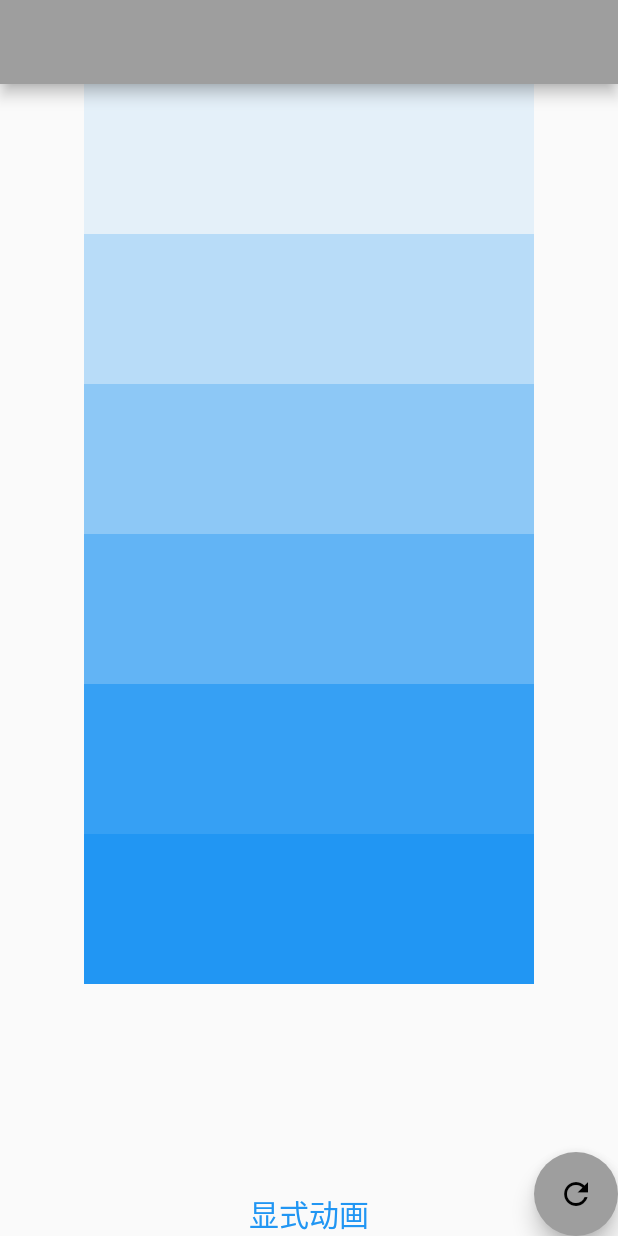
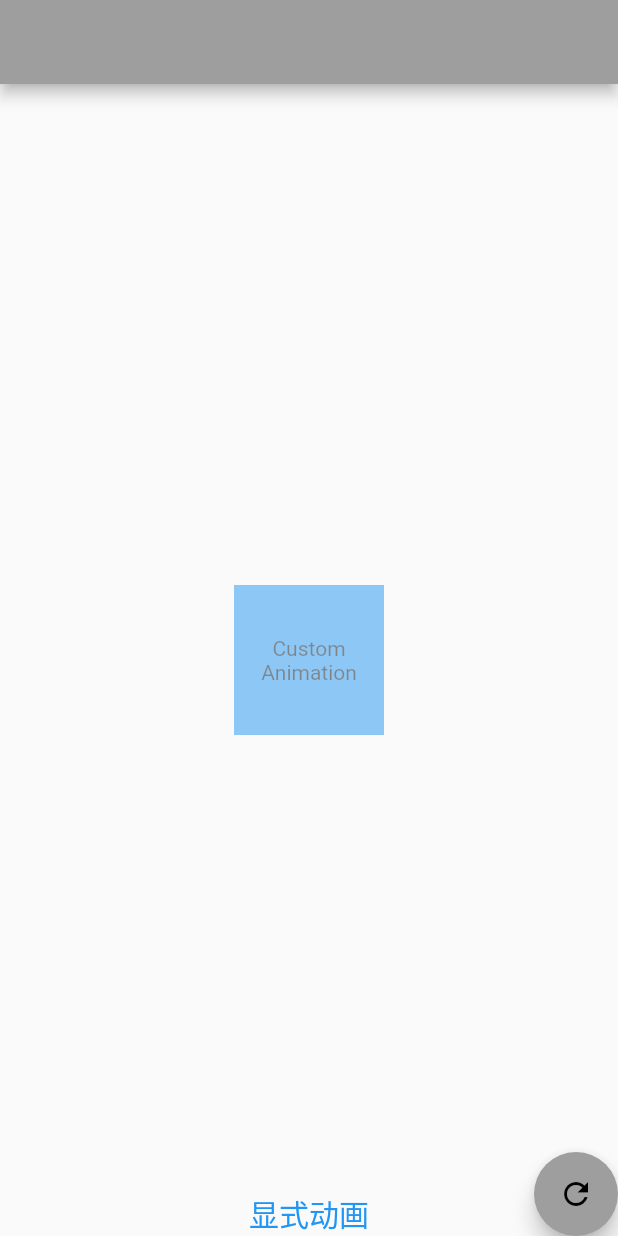
Before and after one commit to zeqinjie/flutter_demo, a Flutter app: the screen it shows after launch, on a phone screen of 412 x 824 dp. Run offline on Flutter 3.47's test engine with Material 2 defaults, Android fonts, the phone set to English and light mode, and no system bars.

Commit message:
自定义动画

```diff
--- a/lib/animation_demo/tw_animation_display_view.dart
+++ b/lib/animation_demo/tw_animation_display_view.dart
@@ -58,7 +58,8 @@ class _TWAnimationDisplayViewState extends State<TWAnimationDisplayView>
         //     _buildTweenAnimation(),
         //   ],
         // ),
-        Align(child: _buildSlidingBoxAnimation()),
+        // Align(child: _buildSlidingBoxAnimation()),
+        Align(child: _buildCustomAnimation()),
         Positioned(
           right: 0,
           bottom: 0,
@@ -154,6 +155,8 @@ class _TWAnimationDisplayViewState extends State<TWAnimationDisplayView>
     );
   }
 
+
+  /// 交错动画展示
   Widget _buildSlidingBoxAnimation() {
     return Column(
       crossAxisAlignment: CrossAxisAlignment.center,
@@ -167,6 +170,29 @@ class _TWAnimationDisplayViewState extends State<TWAnimationDisplayView>
       ],
     );
   }
+
+  /// 自定义动画
+  Widget _buildCustomAnimation() {
+    final Animation opacityAnimation = Tween(begin: 0.5, end: 0.8).animate(_controller);
+    final Animation heightAnimation = Tween(begin: 100.0, end: 200.0).animate(_controller);
+    return AnimatedBuilder(
+      animation: _controller,
+      child: const Text("Custom Animation",textAlign: TextAlign.center,), // 这个 child 及传给 builder 的，从性能考虑
+      builder: (BuildContext context, Widget? child) {
+        return Opacity(
+          opacity: opacityAnimation.value,
+          child: Container(
+            alignment: Alignment.center,
+            color: Colors.blue,
+            width: 100,
+            height: heightAnimation.value,
+            child: child,
+          ),
+        );
+      },
+    );
+  }
+
 }
 
 /// 交错动画
```
